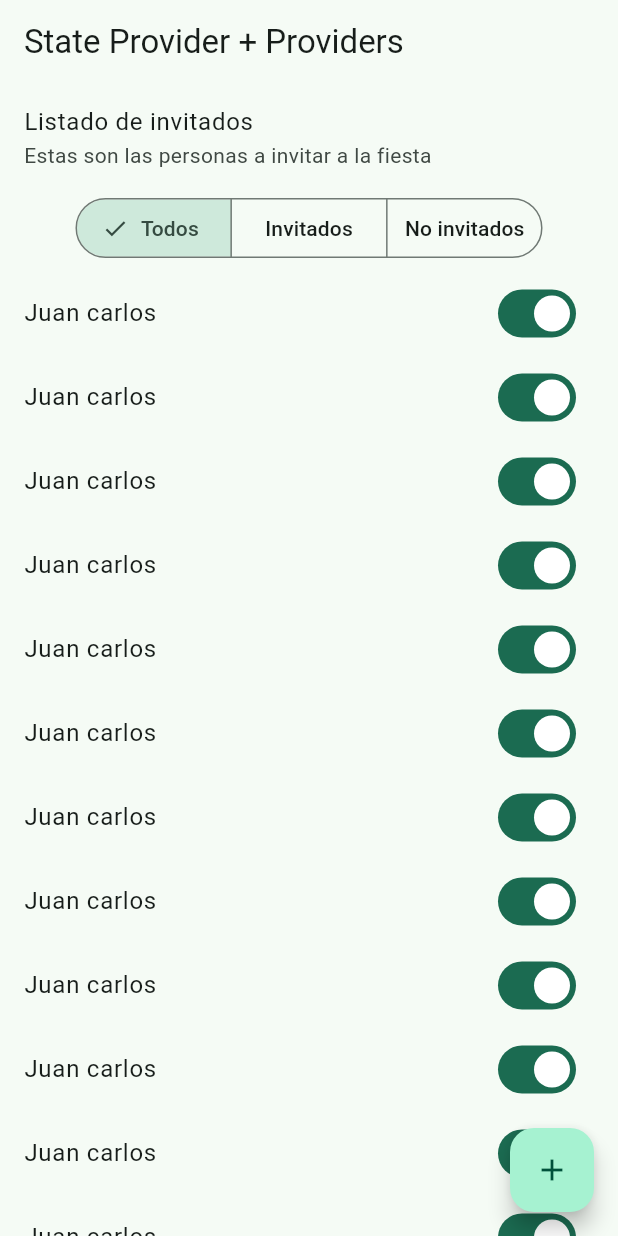
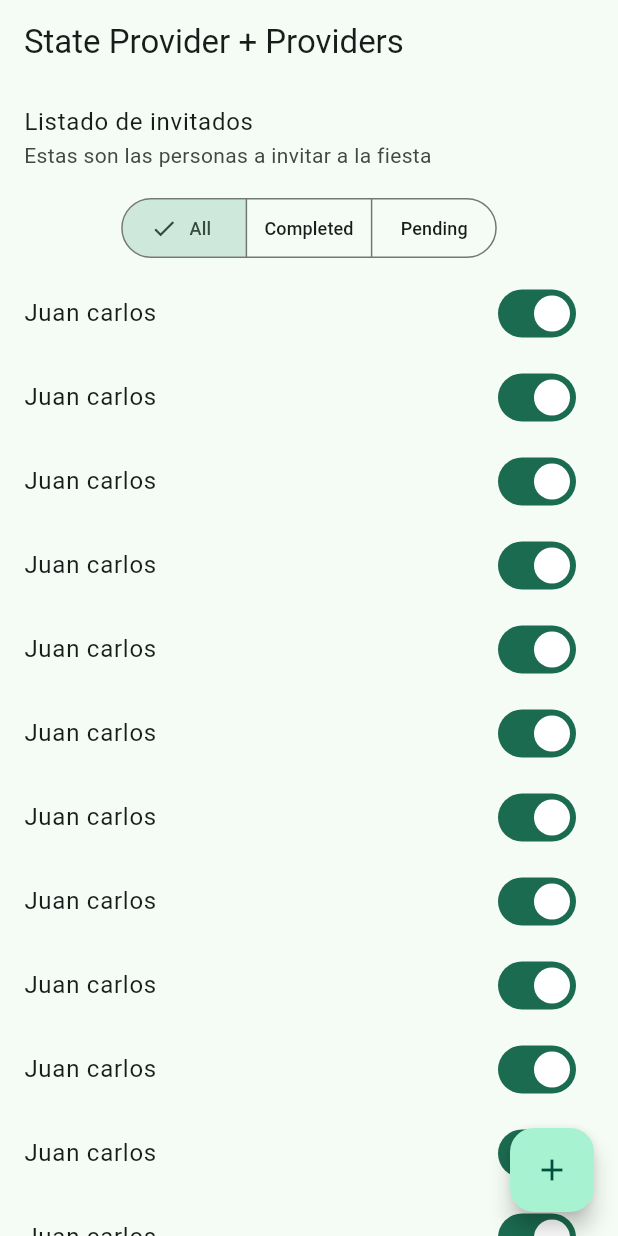
Before and after one commit to BaldoCamposDev/flutter-riverpod-examples, a Flutter app: the TodoScreen screen opened by its route, on a phone screen of 412 x 824 dp. Run offline on Flutter 3.47's test engine with Material 3 defaults, Android fonts, the phone set to English and light mode, and no system bars; our stand-ins replace dio, flutter_riverpod, go_router, riverpod_annotation; missing offline and left inert: random_name_generator; generated files the repository leaves out were written again.

Commit message:
feat: :sparkles: Provider for filter type

```diff
--- a/lib/presentation/providers/providers.dart
+++ b/lib/presentation/providers/providers.dart
@@ -1,2 +1,3 @@
+export 'package:riverpod_app/presentation/providers/todos_providers.dart';
 export 'package:riverpod_app/presentation/providers/state_providers.dart';
 export 'package:riverpod_app/presentation/providers/hello_world_provider.dart';
--- /dev/null
+++ b/lib/presentation/providers/todos_providers.dart
@@ -0,0 +1,15 @@
+import 'package:riverpod_annotation/riverpod_annotation.dart';
+
+part 'todos_providers.g.dart';
+
+enum FilterType { all, completed, pending }
+
+@riverpod
+class TodoCurrentFilter extends _$TodoCurrentFilter {
+  @override
+  FilterType build() => FilterType.all;
+
+  void changeCurrentFilter(FilterType newFilter) {
+    state = newFilter;
+  }
+}
--- a/lib/presentation/screens/04_todo/todo_screen.dart
+++ b/lib/presentation/screens/04_todo/todo_screen.dart
@@ -1,4 +1,6 @@
 import 'package:flutter/material.dart';
+import 'package:flutter_riverpod/flutter_riverpod.dart';
+import 'package:riverpod_app/presentation/providers/providers.dart';
 
 class TodoScreen extends StatelessWidget {
   const TodoScreen({super.key});
@@ -16,11 +18,13 @@ class TodoScreen extends StatelessWidget {
   }
 }
 
-class _TodoView extends StatelessWidget {
+class _TodoView extends ConsumerWidget {
   const _TodoView();
 
   @override
-  Widget build(BuildContext context) {
+  Widget build(BuildContext context, WidgetRef ref) {
+    final currentFilter = ref.watch(todoCurrentFilterProvider);
+
     return Column(
       children: [
         const ListTile(
@@ -30,12 +34,25 @@ class _TodoView extends StatelessWidget {
 
         SegmentedButton(
           segments: const [
-            ButtonSegment(value: 'all', icon: Text('Todos')),
-            ButtonSegment(value: 'completed', icon: Text('Invitados')),
-            ButtonSegment(value: 'pending', icon: Text('No invitados')),
+            ButtonSegment(
+              value: FilterType.all,
+              icon: Text('All', style: TextStyle(fontSize: 12)),
+            ),
+            ButtonSegment(
+              value: FilterType.completed,
+              icon: Text('Completed', style: TextStyle(fontSize: 12)),
+            ),
+            ButtonSegment(
+              value: FilterType.pending,
+              icon: Text('Pending', style: TextStyle(fontSize: 12)),
+            ),
           ],
-          selected: const <String>{'all'},
-          onSelectionChanged: (value) {},
+          selected: <FilterType>{currentFilter},
+          onSelectionChanged: (value) {
+            ref
+                .read(todoCurrentFilterProvider.notifier)
+                .changeCurrentFilter(value.first);
+          },
         ),
         const SizedBox(height: 5),
 
```
Also changed, not shown: lib/presentation/providers/todos_providers.g.dart (added).
